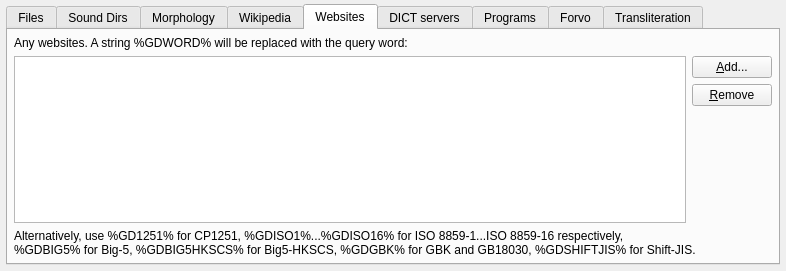
Old version of the form sources.ui in the repository goldendict/goldendict.
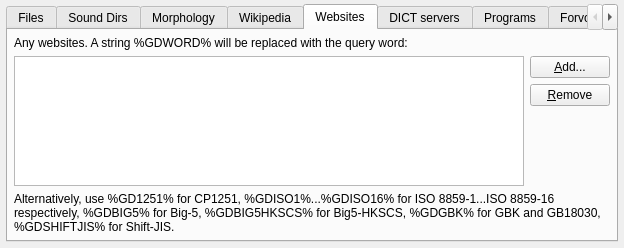
New version of the form. The open tabs and pages were chosen to show the change. Icons and pictures are not drawn.

Commit message: Compact the layout ...

Patch:
```diff
--- a/sources.ui
+++ b/sources.ui
@@ -6,8 +6,8 @@
    <rect>
     <x>0</x>
     <y>0</y>
-    <width>786</width>
-    <height>271</height>
+    <width>624</width>
+    <height>248</height>
    </rect>
   </property>
   <property name="windowTitle">
@@ -391,8 +391,10 @@
        <item>
         <widget class="QLabel" name="label_10">
          <property name="text">
-          <string>Alternatively, use %GD1251% for CP1251, %GDISO1%...%GDISO16% for ISO 8859-1...ISO 8859-16 respectively,
-%GDBIG5% for Big-5, %GDBIG5HKSCS% for Big5-HKSCS, %GDGBK% for GBK and GB18030, %GDSHIFTJIS% for Shift-JIS.</string>
+          <string>Alternatively, use %GD1251% for CP1251, %GDISO1%...%GDISO16% for ISO 8859-1...ISO 8859-16 respectively, %GDBIG5% for Big-5, %GDBIG5HKSCS% for Big5-HKSCS, %GDGBK% for GBK and GB18030, %GDSHIFTJIS% for Shift-JIS.</string>
+         </property>
+         <property name="wordWrap">
+          <bool>true</bool>
          </property>
         </widget>
        </item>
```
Left out of the diff: 3 changed lines with no effect on the pictures. The commit also changes 1 other file.
